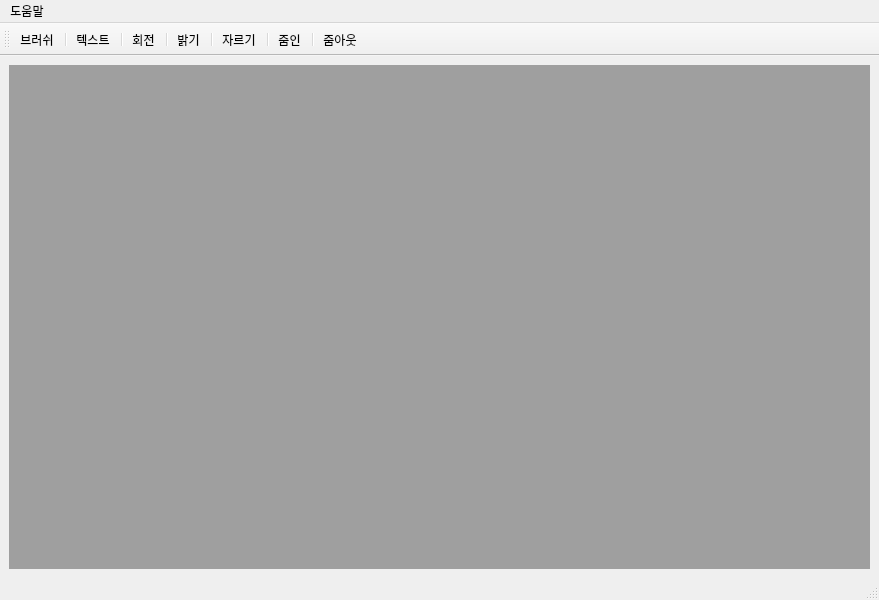
This is Project/src/viewer/ImageViewerSW/mainwindow.ui in AndaCondaa/Dental_Imaging_SW_System as Qt 5 draws it before an edit. The edited form follows.
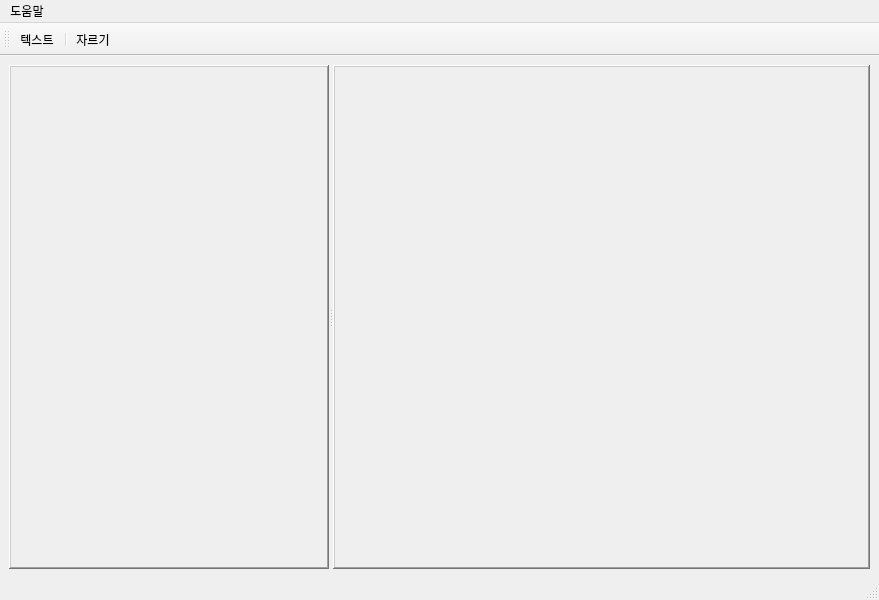
This is the edited form.

Commit message: feat : add brush, sharpening, histogram equalization

```diff
--- a/Project/src/viewer/ImageViewerSW/mainwindow.ui
+++ b/Project/src/viewer/ImageViewerSW/mainwindow.ui
@@ -14,12 +14,34 @@
    <string>MainWindow</string>
   </property>
   <widget class="QWidget" name="centralwidget">
-   <layout class="QHBoxLayout" name="horizontalLayout">
-    <item>
-     <widget class="QMdiArea" name="mdiArea">
-      <property name="viewMode">
-       <enum>QMdiArea::TabbedView</enum>
+   <layout class="QGridLayout" name="gridLayout">
+    <item row="0" column="0">
+     <widget class="QSplitter" name="splitter">
+      <property name="orientation">
+       <enum>Qt::Horizontal</enum>
       </property>
+      <widget class="QFrame" name="frame">
+       <property name="maximumSize">
+        <size>
+         <width>320</width>
+         <height>16777215</height>
+        </size>
+       </property>
+       <property name="frameShape">
+        <enum>QFrame::WinPanel</enum>
+       </property>
+       <property name="frameShadow">
+        <enum>QFrame::Raised</enum>
+       </property>
+      </widget>
+      <widget class="QFrame" name="frame_2">
+       <property name="frameShape">
+        <enum>QFrame::WinPanel</enum>
+       </property>
+       <property name="frameShadow">
+        <enum>QFrame::Raised</enum>
+       </property>
+      </widget>
      </widget>
     </item>
    </layout>
@@ -52,60 +74,25 @@
    <attribute name="toolBarBreak">
     <bool>false</bool>
    </attribute>
-   <addaction name="actionBrush"/>
-   <addaction name="separator"/>
    <addaction name="actionText"/>
    <addaction name="separator"/>
-   <addaction name="actionRotation"/>
-   <addaction name="separator"/>
-   <addaction name="actionBrightness"/>
-   <addaction name="separator"/>
    <addaction name="actionCut"/>
-   <addaction name="separator"/>
-   <addaction name="actionzoomIn"/>
-   <addaction name="separator"/>
-   <addaction name="actionzoomOut"/>
   </widget>
   <action name="actionAbout">
    <property name="text">
     <string>도움말</string>
    </property>
   </action>
-  <action name="actionBrush">
-   <property name="text">
-    <string>브러쉬</string>
-   </property>
-  </action>
   <action name="actionText">
    <property name="text">
     <string>텍스트</string>
    </property>
   </action>
-  <action name="actionRotation">
-   <property name="text">
-    <string>회전</string>
-   </property>
-  </action>
-  <action name="actionBrightness">
-   <property name="text">
-    <string>밝기</string>
-   </property>
-  </action>
   <action name="actionCut">
    <property name="text">
     <string>자르기</string>
    </property>
   </action>
-  <action name="actionzoomIn">
-   <property name="text">
-    <string>줌인</string>
-   </property>
-  </action>
-  <action name="actionzoomOut">
-   <property name="text">
-    <string>줌아웃</string>
-   </property>
-  </action>
  </widget>
  <resources/>
  <connections/>
```
The commit also changes 16 other files.
